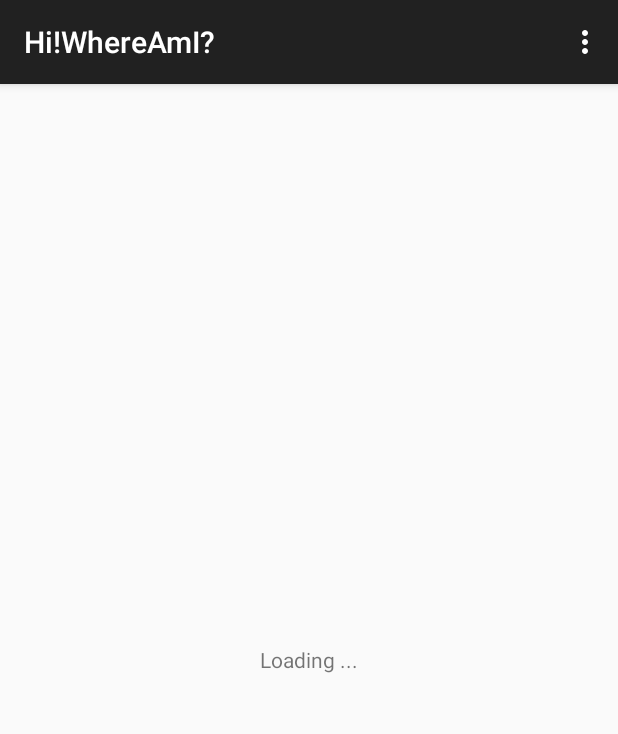
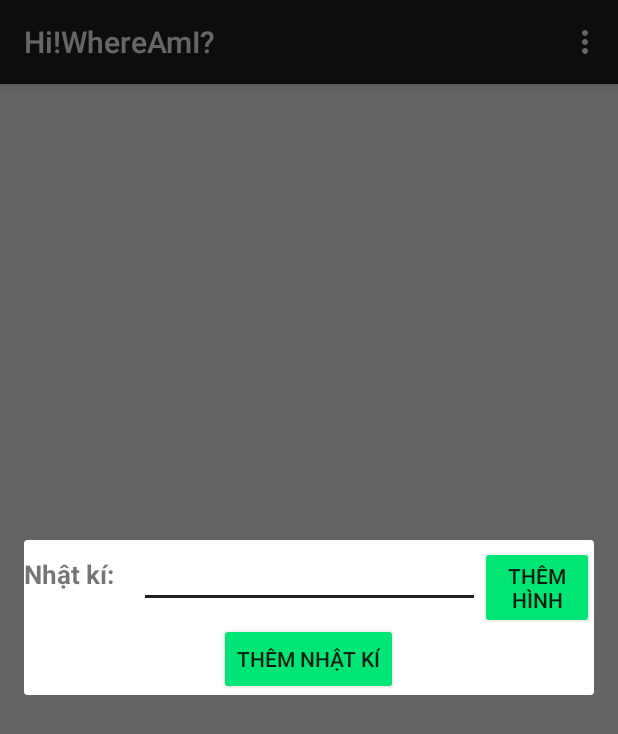
Before and after one commit to TeamSoloCode/The-S, an Android app: the MyDiaryActivity screen opened directly, with no data from a screen before it, in the options menu, after a tap on "New diary", on a phone screen of 412 x 824 dp. Shown: the top 734 px of the screen. Run offline under Robolectric (Android 15) with nearby library versions, the light colour scheme and no system bars; our stand-ins replace Firebase (no records; nobody signed in at launch, a user with empty details on screens opened directly); libraries missing offline, so code that uses them is left out: dmax.dialog, es.dmoral.toasty; 4 statements that could not run were skipped.

Commit message:
Update dialog add dỉay

```diff
--- a/app/src/main/java/com/example/bruce/myapp/Adapter/DiaryAdapter.java
+++ b/app/src/main/java/com/example/bruce/myapp/Adapter/DiaryAdapter.java
@@ -69,7 +69,7 @@ public class DiaryAdapter extends RecyclerView.Adapter<DiaryAdapter.ViewHolder>
         return diaries.size();
     }
 
-    public class ViewHolder extends RecyclerView.ViewHolder implements View.OnClickListener {
+    public class ViewHolder extends RecyclerView.ViewHolder implements View.OnClickListener, View.OnLongClickListener {
         ImageView imgMainImage;
         TextView txtDiarysName, txtDiscription, txtCreatedDate, txtCheckPoint, txtSharedBy;
         ProgressBar progressBar;
@@ -102,13 +102,22 @@ public class DiaryAdapter extends RecyclerView.Adapter<DiaryAdapter.ViewHolder>
                 clicklistener.onClickItemRecyclerView(v,diaries.get(getPosition()));
             }
         }
+
+        @Override
+        public boolean onLongClick(View v) {
+            if(clicklistener != null){
+                clicklistener.onLongClickItemRecyclerView(v,diaries.get(getPosition()));
+            }
+            return false;
+        }
     }
+
     public void setClickListenerRecyclerView(RecyclerViewClicklistener clickListener){
         this.clicklistener = clickListener;
     }
 
     public interface RecyclerViewClicklistener{
-
         void onClickItemRecyclerView(View view, Diary diary);
+        void onLongClickItemRecyclerView(View view, Diary diary);
     }
 }
--- a/app/src/main/java/com/example/bruce/myapp/ApiInterface.java
+++ b/app/src/main/java/com/example/bruce/myapp/ApiInterface.java
@@ -183,7 +183,9 @@ public interface ApiInterface {
     @Headers("Content-Type: application/x-www-form-urlencoded")
     @FormUrlEncoded
     @POST("CreateDiary")
-    Call<CommonResponse> createNewDiary(@Field("userId") String userId);
+    Call<CommonResponse> createNewDiary(@Field("userId") String userId,
+                                        @Field("diarysName") String diarysName,
+                                        @Field("diarysImage") String diarysImage);
 
     /**
      * Get all my diary
--- a/app/src/main/java/com/example/bruce/myapp/Model/MMyDiary.java
+++ b/app/src/main/java/com/example/bruce/myapp/Model/MMyDiary.java
@@ -25,12 +25,12 @@ public class MMyDiary {
      * Create new diary
      * @param userId
      */
-    public void createDiary(String userId){
+    public void createDiary(String userId, String diaryName, String diaryImage){
         Retrofit retrofit = ApiClient.getApiClient();
 
         ApiInterface apiInterface = retrofit.create(ApiInterface.class);
 
-        apiInterface.createNewDiary(userId).enqueue(new Callback<CommonResponse>() {
+        apiInterface.createNewDiary(userId, diaryName, diaryImage).enqueue(new Callback<CommonResponse>() {
             @Override
             public void onResponse(Call<CommonResponse> call, retrofit2.Response<CommonResponse> response) {
                 if(response.isSuccessful()){
--- a/app/src/main/java/com/example/bruce/myapp/Presenter/MyDiary/PMyDiary.java
+++ b/app/src/main/java/com/example/bruce/myapp/Presenter/MyDiary/PMyDiary.java
@@ -27,8 +27,8 @@ public class PMyDiary implements IMyDiary {
         callbackToView.getAllMyDiary(resultCode, listMyDiary, resultMessage);
     }
 
-    public void receivedCreateDiary(String userId){
-        mDiary.createDiary(userId);
+    public void receivedCreateDiary(String userId, String diaryName, String diaryImage){
+        mDiary.createDiary(userId,diaryName,diaryImage);
     }
 
     @Override
--- a/app/src/main/java/com/example/bruce/myapp/View/Diary/DiaryActivity.java
+++ b/app/src/main/java/com/example/bruce/myapp/View/Diary/DiaryActivity.java
@@ -24,7 +24,6 @@ import com.example.bruce.myapp.GPSTracker;
 import com.example.bruce.myapp.Presenter.Diary.PDiary;
 import com.example.bruce.myapp.R;
 import com.example.bruce.myapp.View.DiaryCheckPoint.DiaryCheckPointActivity;
-import com.example.bruce.myapp.View.MyDiary.MyDiaryActivity;
 import com.google.android.gms.maps.CameraUpdateFactory;
 import com.google.android.gms.maps.GoogleMap;
 import com.google.android.gms.maps.OnMapReadyCallback;
@@ -307,7 +306,12 @@ public class DiaryActivity extends FragmentActivity implements OnMapReadyCallbac
         Button btnInformation = info.findViewById(R.id.btnInformation);
 
         btnDirection.setText("Direction to this point");
-        btnInformation.setText("Edit this point");
+
+        if(shareMode.equals("share")){
+            btnInformation.setText("Show detail");
+        }else{
+            btnInformation.setText("Edit this point");
+        }
 
         btnDirection.setOnClickListener(v -> {
             info.dismiss();
@@ -362,7 +366,7 @@ public class DiaryActivity extends FragmentActivity implements OnMapReadyCallbac
                     public void onClick(View v) {
                         info.dismiss();
                         if(edtEmailShared.length() <= 0){
-                            Toasty.info(getApplicationContext(), "Please enter the email will be share !!!").show();
+                            Toasty.info(getApplicationContext(), "Please enter the email will be shared !!!").show();
                             return;
                         }
                         pDiary.receivedSharedDiary(user.getUid(), diaryId, edtEmailShared.getText().toString());
@@ -464,8 +468,6 @@ public class DiaryActivity extends FragmentActivity implements OnMapReadyCallbac
     @Override
     public void onBackPressed() {
         super.onBackPressed();
-        Intent intent = new Intent(this, MyDiaryActivity.class);
-        startActivity(intent);
         finish();
     }
 
--- a/app/src/main/java/com/example/bruce/myapp/View/Login/LoginActivity.java
+++ b/app/src/main/java/com/example/bruce/myapp/View/Login/LoginActivity.java
@@ -216,7 +216,7 @@ public class LoginActivity extends AppCompatActivity implements IViewLogin,Googl
 
         finish();
         Intent target = new Intent(LoginActivity.this, HistoryAndHobbyActivity.class);
-        target.putExtra("hobby",userProfile.Hobbie);
+        //target.putExtra("hobby",userProfile.Hobbie);
         Toasty.success(this,"Login facebook successed",Toast.LENGTH_SHORT).show();
         startActivity(target);
 
--- a/app/src/main/java/com/example/bruce/myapp/View/MyDiary/MyDiaryActivity.java
+++ b/app/src/main/java/com/example/bruce/myapp/View/MyDiary/MyDiaryActivity.java
@@ -1,5 +1,6 @@
 package com.example.bruce.myapp.View.MyDiary;
 
+import android.app.Dialog;
 import android.content.Intent;
 import android.os.Bundle;
 import android.support.v7.app.AppCompatActivity;
@@ -9,6 +10,7 @@ import android.view.Menu;
 import android.view.MenuItem;
 import android.view.View;
 import android.widget.Button;
+import android.widget.EditText;
 import android.widget.RelativeLayout;
 import android.widget.Toast;
 
@@ -65,7 +67,7 @@ public class MyDiaryActivity extends AppCompatActivity implements DiaryAdapter.R
     public void onClick(View v) {
         switch (v.getId()){
             case R.id.btnAddDiary:
-                pDiary.receivedCreateDiary(user.getUid());
+                //pDiary.receivedCreateDiary(user.getUid());
                 break;
         }
     }
@@ -77,6 +79,11 @@ public class MyDiaryActivity extends AppCompatActivity implements DiaryAdapter.R
         intent.putExtra("shareMode", shareMode);
         startActivity(intent);
         finish();
+    }
+
+    @Override
+    public void onLongClickItemRecyclerView(View view, Diary diary) {
+
     }
 
     @Override
@@ -143,6 +150,11 @@ public class MyDiaryActivity extends AppCompatActivity implements DiaryAdapter.R
     public boolean onCreateOptionsMenu(Menu menu) {
         // Inflate the menu; this adds items to the action bar if it is present.
         getMenuInflater().inflate(R.menu.diary_menu_item, menu);
+        if(shareMode != null){
+            if(shareMode.equals("share")){
+                menu.findItem(0).setVisible(false);
+            }
+        }
         return true;
     }
 
@@ -150,7 +162,30 @@ public class MyDiaryActivity extends AppCompatActivity implements DiaryAdapter.R
     public boolean onOptionsItemSelected(MenuItem item) {
         switch (item.getItemId()){
             case R.id.btnMnAddNewDiary:
-                pDiary.receivedCreateDiary(user.getUid());
+                final Dialog info = new Dialog(this);
+
+                //info.requestWindowFeature(Window.FEATURE_NO_TITLE); -- bo title cua dialog
+                info.setContentView(R.layout.dialog_diary_profile);
+                info.show();
+
+                Button btnMainImage = info.findViewById(R.id.btnAddDiaryImage);
+                Button btnAddnewDiary = info.findViewById(R.id.btnAddNewDiary);
+                EditText edtDiarysname = info.findViewById(R.id.edtDiarysName);
+
+                //để cái uri của image trong cái biến này
+                String mainImage = "";
+
+                btnMainImage.setOnClickListener(v -> {
+                    info.dismiss();
+                    //code add hinh
+
+                });
+
+                btnAddnewDiary.setOnClickListener(v ->{
+                    loadDaTaDialog.show();
+                    pDiary.receivedCreateDiary(user.getUid(), edtDiarysname.toString(), mainImage);
+                });
+
                 break;
             case R.id.btnMnAllSharedDiary:
                 loadDaTaDialog.show();
--- /dev/null
+++ b/app/src/main/res/layout/dialog_diary_profile.xml
@@ -0,0 +1,53 @@
+<?xml version="1.0" encoding="utf-8"?>
+<android.support.constraint.ConstraintLayout
+    xmlns:android="http://schemas.android.com/apk/res/android" android:layout_width="match_parent"
+    android:layout_height="match_parent">
+    <RelativeLayout
+        android:layout_width="match_parent"
+        android:layout_height="wrap_content">
+        <LinearLayout
+            android:gravity="center"
+            android:orientation="vertical"
+            android:layout_width="match_parent"
+            android:layout_height="wrap_content">
+            <LinearLayout
+                android:layout_gravity="center"
+                android:layout_width="match_parent"
+                android:layout_height="wrap_content">
+                <TextView
+                    android:layout_weight="2"
+                    android:layout_width="0dp"
+                    android:layout_height="wrap_content"
+                    android:textSize="17dp"
+                    android:textStyle="bold"
+                    android:text="Nhật kí: "
+                    android:layout_marginRight="1dp"/>
+                <EditText
+                    android:id="@+id/edtDiarysName"
+                    android:layout_weight="6"
+                    android:maxLines="1"
+                    android:layout_width="0dp"
+                    android:layout_height="wrap_content" />
+                <Button
+                    android:layout_weight="2"
+                    android:id="@+id/btnAddDiaryImage"
+                    android:text="Thêm hình"
+                    android:layout_width="0dp"
+                    android:layout_height="wrap_content" />
+            </LinearLayout>
+
+            <ImageView
+                android:id="@+id/imgNewDiary"
+                android:visibility="gone"
+                android:layout_marginRight="50dp"
+                android:layout_marginLeft="50dp"
+                android:layout_width="match_parent"
+                android:layout_height="150dp" />
+            <Button
+                android:id="@+id/btnAddNewDiary"
+                android:text="Thêm nhật kí"
+                android:layout_width="wrap_content"
+                android:layout_height="wrap_content" />
+        </LinearLayout>
+    </RelativeLayout>
+</android.support.constraint.ConstraintLayout>
```
